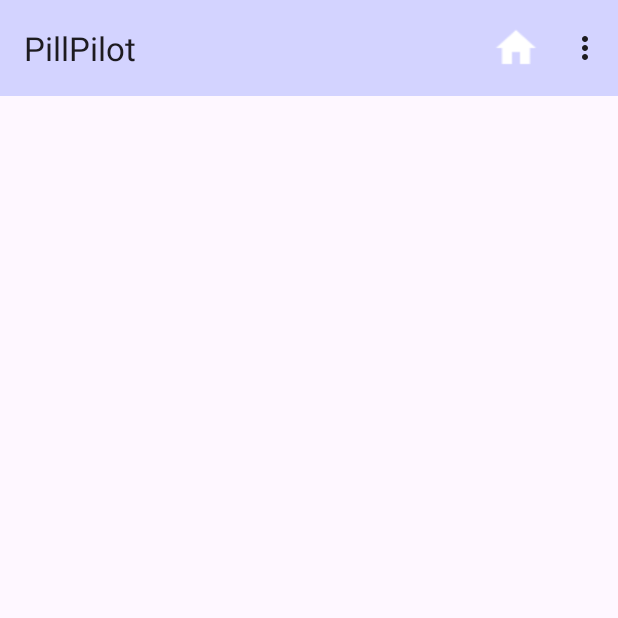
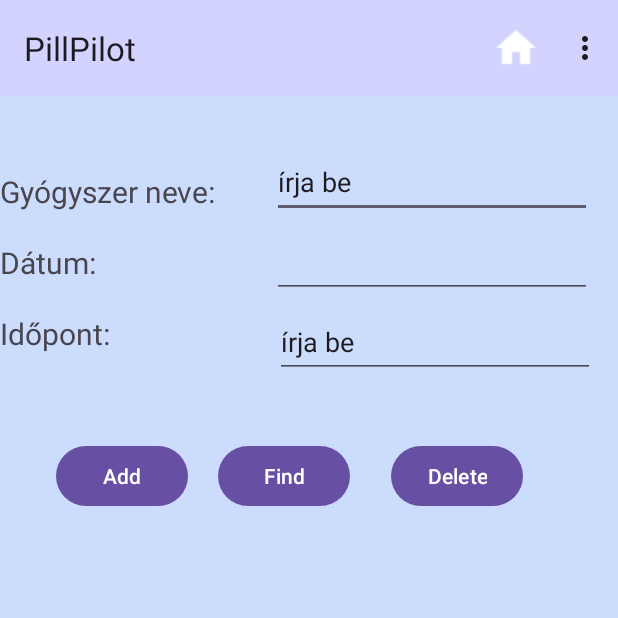
Before and after one commit to kriswell1/PillPilot3, an Android app: the screen it shows after launch (MainActivity), on a phone screen of 412 x 824 dp, the top half of it. Run offline under Robolectric (Android 15) with nearby library versions, the phone set to English and light mode, and no system bars.

```diff
--- a/PillPilot/app/src/main/java/com/example/pillpilot/MainActivity.java
+++ b/PillPilot/app/src/main/java/com/example/pillpilot/MainActivity.java
@@ -12,6 +12,8 @@ import androidx.appcompat.widget.Toolbar;
 import androidx.core.graphics.Insets;
 import androidx.core.view.ViewCompat;
 import androidx.core.view.WindowInsetsCompat;
+import androidx.fragment.app.Fragment;
+import androidx.fragment.app.FragmentTransaction;
 
 public class MainActivity extends AppCompatActivity {
 
@@ -34,6 +36,8 @@ public class MainActivity extends AppCompatActivity {
         setSupportActionBar(toolbar);
         setTitle("PillPilot");
 
+        loadFragment(new HomeFragment(),"Főoldal",false);
+
 
         }//onCreate
         //hozzáillesztjük a Toolbarhoz a menüt
@@ -42,6 +46,29 @@ public class MainActivity extends AppCompatActivity {
         getMenuInflater().inflate(R.menu.main_menu, menu);
         return true;
     }
+    //fragmentek betöltése és a fragment veremhez csatlakoztatása
+    private void loadFragment(Fragment fragment,String tag, boolean addToBackStack){
+    FragmentTransaction transaction = getSupportFragmentManager().beginTransaction();
+    transaction.replace(R.id.fragment_container,fragment,tag);
+    if(addToBackStack){
+        transaction.addToBackStack(tag);
+    }
 
+    transaction.commit();
+    }
 
+    @Override
+    public boolean onOptionsItemSelected(@NonNull MenuItem item) {
+        switch(item.getItemId()){
+            case 1000009:     //ez az R.id.action_home
+                loadFragment(new HomeFragment(),"Főoldal",true);
+                return true;
+
+            case 1000002:    //ez az R.id.action_manipulation
+                loadFragment(new ManipulationFragment(),"Adatmanipuláció",true);
+                return true;
+        }
+
+        return true;
+    }
 }//mainactivity
--- a/PillPilot/app/src/main/res/layout/fragment_home.xml
+++ b/PillPilot/app/src/main/res/layout/fragment_home.xml
@@ -1,7 +1,124 @@
 <?xml version="1.0" encoding="utf-8"?>
 <androidx.constraintlayout.widget.ConstraintLayout xmlns:android="http://schemas.android.com/apk/res/android"
+    xmlns:app="http://schemas.android.com/apk/res-auto"
     xmlns:tools="http://schemas.android.com/tools"
     android:layout_width="match_parent"
     android:layout_height="match_parent"
-    android:background="#d3d3ff"
-    tools:context=".HomeFragment" />
+    android:background="#CCDCFD"
+    tools:context=".HomeFragment">
+
+    <TextView
+        android:id="@+id/textView2"
+        android:layout_width="wrap_content"
+        android:layout_height="wrap_content"
+        android:layout_marginTop="50dp"
+        android:text="Gyógyszer neve:"
+        android:textSize="20sp"
+        app:layout_constraintStart_toStartOf="parent"
+        app:layout_constraintTop_toTopOf="parent" />
+
+    <EditText
+        android:id="@+id/pillName"
+        android:layout_width="wrap_content"
+        android:layout_height="48dp"
+        android:layout_marginStart="20dp"
+        android:layout_marginTop="33dp"
+        android:ems="10"
+        android:inputType="text"
+        android:text="írja be"
+        app:layout_constraintEnd_toEndOf="parent"
+        app:layout_constraintStart_toEndOf="@+id/textView2"
+        app:layout_constraintTop_toTopOf="parent" />
+
+    <TextView
+        android:id="@+id/textView3"
+        android:layout_width="wrap_content"
+        android:layout_height="wrap_content"
+        android:layout_marginTop="20dp"
+        android:text="Dátum:"
+        android:textSize="20sp"
+        app:layout_constraintStart_toStartOf="parent"
+        app:layout_constraintTop_toBottomOf="@+id/textView2" />
+
+    <EditText
+        android:id="@+id/pillDate"
+        android:layout_width="wrap_content"
+        android:layout_height="48dp"
+        android:layout_marginStart="100dp"
+        android:layout_marginTop="5dp"
+        android:ems="10"
+        android:inputType="text"
+        app:layout_constraintEnd_toEndOf="parent"
+        app:layout_constraintStart_toEndOf="@+id/textView3"
+        app:layout_constraintTop_toBottomOf="@+id/pillName"
+        tools:text="írja be" />
+
+    <TextView
+        android:id="@+id/textView4"
+        android:layout_width="wrap_content"
+        android:layout_height="wrap_content"
+        android:layout_marginTop="20dp"
+        android:text="Időpont:"
+        android:textSize="20sp"
+        app:layout_constraintStart_toStartOf="parent"
+        app:layout_constraintTop_toBottomOf="@+id/textView3" />
+
+    <EditText
+        android:id="@+id/pillTime"
+        android:layout_width="wrap_content"
+        android:layout_height="48dp"
+        android:layout_marginStart="100dp"
+        android:layout_marginTop="5dp"
+        android:ems="10"
+        android:inputType="text"
+        android:text="írja be"
+        app:layout_constraintEnd_toEndOf="parent"
+        app:layout_constraintHorizontal_bias="0.407"
+        app:layout_constraintStart_toEndOf="@+id/textView4"
+        app:layout_constraintTop_toBottomOf="@+id/pillDate" />
+
+    <Button
+        android:id="@+id/button"
+        android:layout_width="wrap_content"
+        android:layout_height="wrap_content"
+        android:layout_marginStart="37dp"
+        android:layout_marginTop="57dp"
+        android:text="Add"
+        app:layout_constraintStart_toStartOf="parent"
+        app:layout_constraintTop_toBottomOf="@+id/textView4" />
+
+    <Button
+        android:id="@+id/button2"
+        android:layout_width="wrap_content"
+        android:layout_height="wrap_content"
+        android:layout_marginStart="20dp"
+        android:layout_marginTop="41dp"
+        android:text="Find"
+        app:layout_constraintStart_toEndOf="@+id/button"
+        app:layout_constraintTop_toBottomOf="@+id/pillTime" />
+
+    <Button
+        android:id="@+id/button3"
+        android:layout_width="wrap_content"
+        android:layout_height="wrap_content"
+        android:layout_marginStart="24dp"
+        android:layout_marginTop="41dp"
+        android:layout_marginEnd="60dp"
+        android:text="Delete"
+        app:layout_constraintEnd_toEndOf="parent"
+        app:layout_constraintStart_toEndOf="@+id/button2"
+        app:layout_constraintTop_toBottomOf="@+id/pillTime" />
+
+    <androidx.recyclerview.widget.RecyclerView
+        android:id="@+id/data_recycler"
+        android:layout_width="409dp"
+        android:layout_height="wrap_content"
+        android:layout_marginStart="1dp"
+        android:layout_marginTop="10dp"
+        android:layout_marginEnd="1dp"
+        android:layout_marginBottom="1dp"
+        app:layout_constraintBottom_toBottomOf="parent"
+        app:layout_constraintEnd_toEndOf="parent"
+        app:layout_constraintStart_toStartOf="parent"
+        app:layout_constraintTop_toBottomOf="@+id/button" />
+</androidx.constraintlayout.widget.ConstraintLayout>
--- a/PillPilot/gradle/libs.versions.toml
+++ b/PillPilot/gradle/libs.versions.toml
@@ -7,6 +7,7 @@ appcompat = "1.6.1"
 material = "1.10.0"
 activity = "1.8.0"
 constraintlayout = "2.1.4"
+roomCommon = "2.6.1"
 
 [libraries]
 junit = { group = "junit", name = "junit", version.ref = "junit" }
@@ -16,6 +17,7 @@ appcompat = { group = "androidx.appcompat", name = "appcompat", version.ref = "a
 material = { group = "com.google.android.material", name = "material", version.ref = "material" }
 activity = { group = "androidx.activity", name = "activity", version.ref = "activity" }
 constraintlayout = { group = "androidx.constraintlayout", name = "constraintlayout", version.ref = "constraintlayout" }
+room-common = { group = "androidx.room", name = "room-common", version.ref = "roomCommon" }
 
 [plugins]
 android-application = { id = "com.android.application", version.ref = "agp" }
```
Also changed, not shown: PillPilot/app/build.gradle.kts (+12 -0 lines), PillPilot/app/src/main/java/com/example/pillpilot/HomeFragment.java (+4 -6 lines), PillPilot/app/src/main/java/com/example/pillpilot/Pill.java (added, +54 -0 lines), PillPilot/app/src/main/java/com/example/pillpilot/PillDao.java (added, +20 -0 lines), PillPilot/app/src/main/java/com/example/pillpilot/PillRepository.java (added, +68 -0 lines), PillPilot/app/src/main/java/com/example/pillpilot/PillRoomDatabase.java (added, +28 -0 lines), PillPilot/app/src/main/res/layout/fragment_manipulation.xml (+2 -10 lines).
